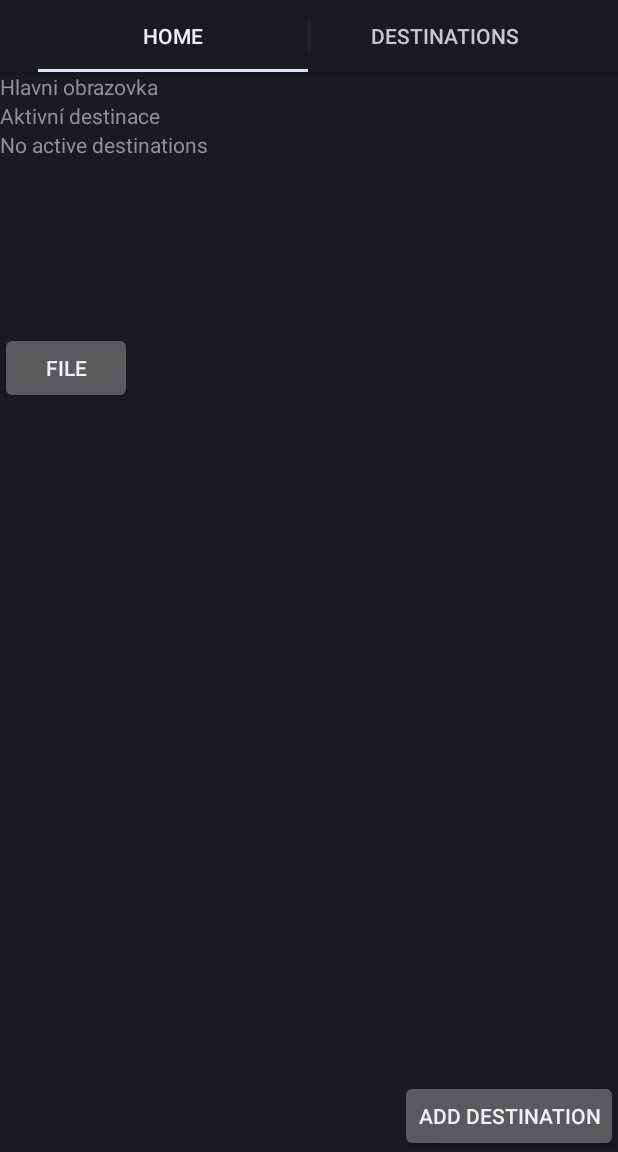
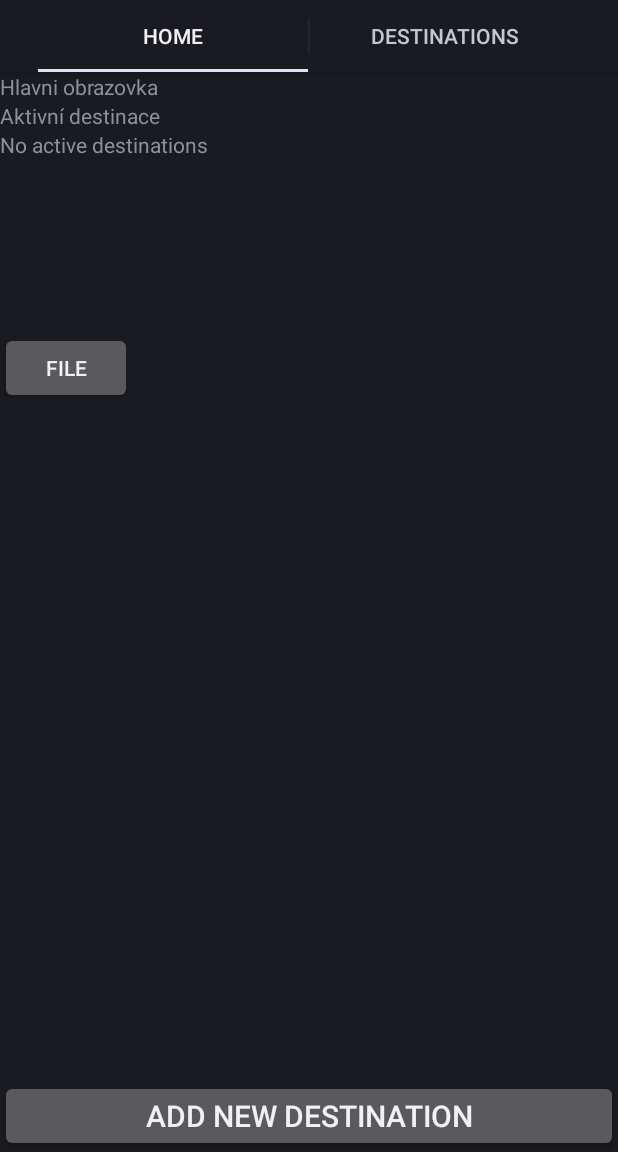
Before and after one commit to Merwis/MyGeoalarm, an Android app: the screen it shows after launch (MainActivity), on a phone screen of 412 x 824 dp, the part 84-1236 px from its top. Run offline under Robolectric (Android 15) with nearby library versions, the phone set to English and light mode, and no system bars.

Commit message:
Added a button over main activity fragments, where few changes needed to be done.

```diff
--- a/app/src/main/java/cz/uhk/fim/mygeoalarm/FragmentPageAdapter.java
+++ b/app/src/main/java/cz/uhk/fim/mygeoalarm/FragmentPageAdapter.java
@@ -18,13 +18,11 @@ public class FragmentPageAdapter extends FragmentPagerAdapter {
 
     private Map<Integer, String> mFragmentTags;
     private FragmentManager mFragmentManager;
-    private Context mContext;
 
-    public FragmentPageAdapter(FragmentManager fm, Context context) {
+    public FragmentPageAdapter(FragmentManager fm) {
         super(fm);
         mFragmentManager = fm;
         mFragmentTags = new HashMap<Integer, String>();
-        mContext = context;
     }
 
     @Override
--- a/app/src/main/java/cz/uhk/fim/mygeoalarm/MainActivity.java
+++ b/app/src/main/java/cz/uhk/fim/mygeoalarm/MainActivity.java
@@ -20,6 +20,7 @@ import android.view.Menu;
 import android.view.MenuItem;
 import android.view.View;
 import android.view.Window;
+import android.widget.Button;
 import android.widget.Toast;
 
 import com.google.android.gms.common.ConnectionResult;
@@ -62,6 +63,8 @@ public class MainActivity extends FragmentActivity implements ActionBar.TabListe
     private boolean mGeofenceChange = false;
     private boolean mDestinationSelected = false;
 
+    private Button mBtnOpenAddDestination;
+
 
 
     public static final String TAG = "Main activity";
@@ -70,11 +73,10 @@ public class MainActivity extends FragmentActivity implements ActionBar.TabListe
     protected void onCreate(Bundle savedInstanceState) {
         super.onCreate(savedInstanceState);
 
-        mViewPager = new ViewPager(this);
-        mViewPager.setId(R.id.pager);
-        setContentView(mViewPager);
+        setContentView(R.layout.activity_main);
+        mViewPager = (ViewPager) findViewById(R.id.pager);
 
-        mFragmentPageAdapter = new FragmentPageAdapter(getSupportFragmentManager(), this.getApplicationContext());
+        mFragmentPageAdapter = new FragmentPageAdapter(getSupportFragmentManager());
         mViewPager.setAdapter(mFragmentPageAdapter);
 
         final ActionBar actionBar = getActionBar();
@@ -126,7 +128,14 @@ public class MainActivity extends FragmentActivity implements ActionBar.TabListe
 
         buildGoogleApiClient();
 
-
+        mBtnOpenAddDestination = (Button) findViewById(R.id.openAddDestination);
+        mBtnOpenAddDestination.setOnClickListener(new View.OnClickListener() {
+            @Override
+            public void onClick(View v) {
+                Intent intent = new Intent(MainActivity.this, AddDestinationActivity.class);
+                startActivity(intent);
+            }
+        });
 
     }
 
--- a/app/src/main/res/layout/activity_main.xml
+++ b/app/src/main/res/layout/activity_main.xml
@@ -1,8 +1,24 @@
-<?xml version="1.0" encoding="utf-8"?>
-<ViewPager xmlns:android="http://schemas.android.com/apk/res/android"
+<LinearLayout
+    xmlns:android="http://schemas.android.com/apk/res/android"
+    android:layout_width="match_parent"
+    android:layout_height="match_parent"
+    android:orientation="vertical">
+
+    <android.support.v4.view.ViewPager
+        xmlns:android="http://schemas.android.com/apk/res/android"
              android:id="@+id/pager"
              android:layout_width="match_parent"
-             android:layout_height="match_parent" />
+             android:layout_height="match_parent"
+        android:layout_weight="1"/>
+
+    <Button
+        android:layout_width="match_parent"
+        android:layout_height="wrap_content"
+        android:id="@+id/openAddDestination"
+        android:text="Add new destination"
+        android:textSize="20dp"/>
+
+</LinearLayout>
 
 
 
--- a/app/src/main/res/layout/fragment_main.xml
+++ b/app/src/main/res/layout/fragment_main.xml
@@ -43,7 +43,7 @@
         android:id="@+id/file"
         android:text="FILE"
         />
-    <LinearLayout
+    <!--<LinearLayout
         android:layout_width="match_parent"
         android:layout_height="0dp"
         android:layout_weight="1"
@@ -59,7 +59,7 @@
             android:layout_weight="0"
             android:layout_gravity="right|bottom"
             android:text="Add destination"/>
-    </LinearLayout>
+    </LinearLayout>-->
 
 
 </LinearLayout>
```
Also changed, not shown: app/src/main/res/layout/fragment_destinations_list.xml (+0 -15 lines).
